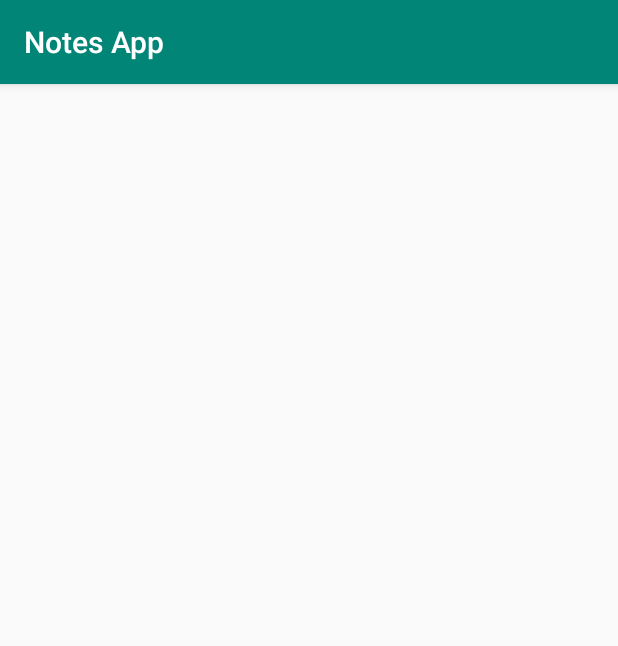
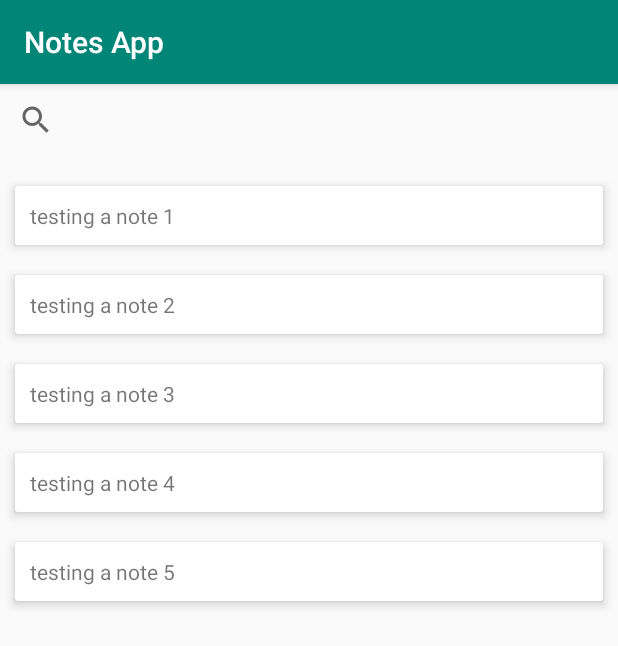
Before and after one commit to maxwellnewage/kotlin-notes, an Android app: the screen it shows after launch (MainActivity), on a phone screen of 412 x 824 dp. Shown: the top 646 px of the screen. Run offline under Robolectric (Android 15) with nearby library versions, the phone set to English and light mode, and no system bars.

Commit message:
implemented recyclerview and cardview for notes

```diff
--- a/app/build.gradle
+++ b/app/build.gradle
@@ -27,4 +27,6 @@ dependencies {
     implementation"org.jetbrains.kotlin:kotlin-stdlib-jdk7:$kotlin_version"
     implementation 'androidx.appcompat:appcompat:1.1.0'
     implementation 'androidx.core:core-ktx:1.2.0'
+    implementation 'androidx.recyclerview:recyclerview:1.1.0'
+    implementation 'androidx.cardview:cardview:1.0.0'
 }
--- a/app/src/main/java/com/maxwell/notesapp/MainActivity.kt
+++ b/app/src/main/java/com/maxwell/notesapp/MainActivity.kt
@@ -2,11 +2,27 @@ package com.maxwell.notesapp
 
 import androidx.appcompat.app.AppCompatActivity
 import android.os.Bundle
+import android.widget.LinearLayout
+import androidx.recyclerview.widget.LinearLayoutManager
+import androidx.recyclerview.widget.RecyclerView
+import kotlinx.android.synthetic.main.activity_main.*
 
 class MainActivity : AppCompatActivity() {
 
     override fun onCreate(savedInstanceState: Bundle?) {
         super.onCreate(savedInstanceState)
         setContentView(R.layout.activity_main)
+
+        val noteList = arrayListOf<Note>()
+
+        for(i in 1..5){
+            noteList.add(Note("testing a note $i"))
+        }
+
+        rvNotes.layoutManager = LinearLayoutManager(this, RecyclerView.VERTICAL, false)
+
+        val adapter = NoteAdapter(noteList)
+
+        rvNotes.adapter = adapter
     }
 }
--- /dev/null
+++ b/app/src/main/java/com/maxwell/notesapp/Note.kt
@@ -0,0 +1,3 @@
+package com.maxwell.notesapp
+
+data class Note(var title:String)
--- /dev/null
+++ b/app/src/main/java/com/maxwell/notesapp/NoteAdapter.kt
@@ -0,0 +1,23 @@
+package com.maxwell.notesapp
+
+import android.view.LayoutInflater
+import android.view.ViewGroup
+import androidx.recyclerview.widget.RecyclerView
+
+class NoteAdapter(var noteList : ArrayList<Note>) : RecyclerView.Adapter<NoteVH>() {
+
+    override fun onCreateViewHolder(parent: ViewGroup, viewType: Int): NoteVH {
+        val v = LayoutInflater.from(parent.context).inflate(R.layout.item_note, parent, false)
+
+        return NoteVH(v)
+    }
+
+    override fun getItemCount(): Int {
+        return noteList.size
+    }
+
+    override fun onBindViewHolder(holder: NoteVH, position: Int) {
+        holder.bindItems(noteList[position])
+    }
+
+}
--- /dev/null
+++ b/app/src/main/java/com/maxwell/notesapp/NoteVH.kt
@@ -0,0 +1,13 @@
+package com.maxwell.notesapp
+
+import android.view.View
+import android.widget.TextView
+import androidx.recyclerview.widget.RecyclerView
+
+class NoteVH(view: View) : RecyclerView.ViewHolder(view){
+    fun bindItems(data:Note){
+        var title = itemView.findViewById<TextView>(R.id.tvNoteTitle)
+
+        title.text = data.title
+    }
+}
--- a/app/src/main/res/layout/activity_main.xml
+++ b/app/src/main/res/layout/activity_main.xml
@@ -3,6 +3,18 @@
     xmlns:tools="http://schemas.android.com/tools"
     android:layout_width="match_parent"
     android:layout_height="match_parent"
+    android:orientation="vertical"
     tools:context=".MainActivity">
 
+    <SearchView
+        android:id="@+id/svNotes"
+        android:layout_width="match_parent"
+        android:layout_height="wrap_content" />
+
+    <androidx.recyclerview.widget.RecyclerView
+        android:id="@+id/rvNotes"
+        android:layout_marginTop="10dp"
+        android:layout_width="match_parent"
+        android:layout_height="match_parent" />
+
 </LinearLayout>
--- /dev/null
+++ b/app/src/main/res/layout/item_note.xml
@@ -0,0 +1,23 @@
+<?xml version="1.0" encoding="utf-8"?>
+<androidx.cardview.widget.CardView xmlns:android="http://schemas.android.com/apk/res/android"
+    xmlns:app="http://schemas.android.com/apk/res-auto"
+    app:cardElevation="4dp"
+    android:layout_margin="10dp"
+    android:layout_width="match_parent"
+    android:layout_height="wrap_content">
+
+    <LinearLayout
+        android:padding="10dp"
+        android:orientation="vertical"
+        android:layout_width="match_parent"
+        android:layout_height="match_parent">
+
+        <TextView
+            android:id="@+id/tvNoteTitle"
+            android:layout_width="wrap_content"
+            android:layout_height="wrap_content"/>
+
+    </LinearLayout>
+
+
+</androidx.cardview.widget.CardView>
```
